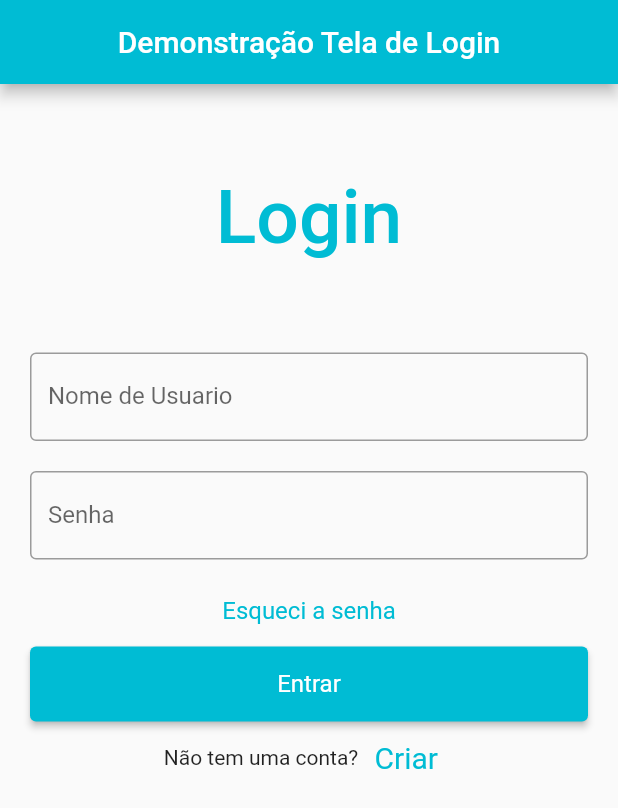
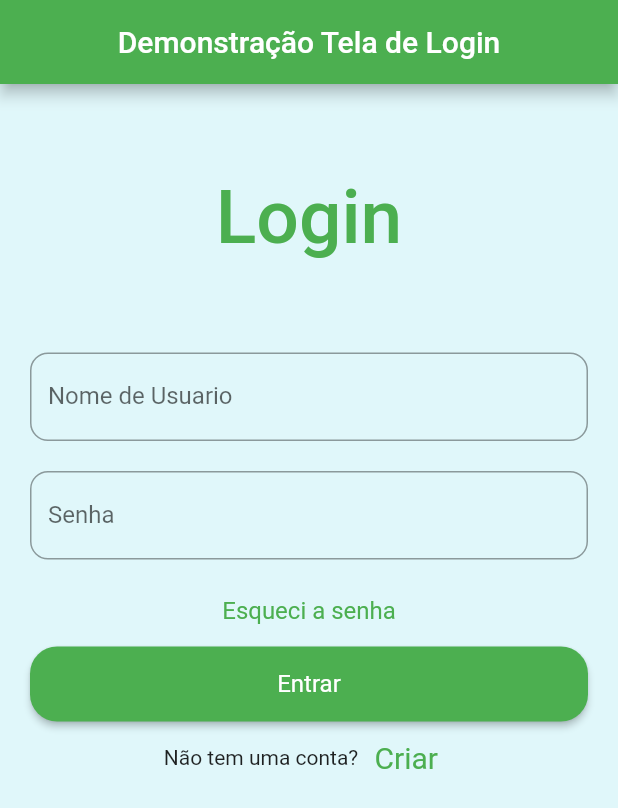
Before and after one commit to Gustavo0Henrick/FlutterTestRepos, a Flutter app: the screen it shows after launch, on a phone screen of 412 x 824 dp. Shown: the top 808 px of the screen. Run offline on Flutter 3.47's test engine with Material 2 defaults, Android fonts, the phone set to English and light mode, and no system bars.

Commit message:
Ajuste da tela de login arredondando as bordas

```diff
--- a/flutter_sandbox/lib/core/components/custom_button.dart
+++ b/flutter_sandbox/lib/core/components/custom_button.dart
@@ -14,10 +14,11 @@ class CustomButton extends StatelessWidget {
         padding: EdgeInsets.fromLTRB(10, 0, 10, 0),
         child: ElevatedButton(
             style: ElevatedButton.styleFrom(
-              textStyle: TextStyle(fontSize: font),
-              primary: Colors.cyan,
-              onPrimary: Colors.white,
-            ),
+                textStyle: TextStyle(fontSize: font),
+                primary: Colors.green,
+                onPrimary: Colors.white,
+                shape: RoundedRectangleBorder(
+                    borderRadius: BorderRadius.circular(18))),
             onPressed: () {
               print('Entrou');
             },
--- a/flutter_sandbox/lib/core/components/custom_button_text_.dart
+++ b/flutter_sandbox/lib/core/components/custom_button_text_.dart
@@ -17,7 +17,7 @@ class CustomButtonText extends StatelessWidget {
     return TextButton(
       style: TextButton.styleFrom(
         textStyle: TextStyle(fontSize: font),
-        primary: Colors.cyan,
+        primary: Colors.green,
       ),
       onPressed: onPressed, //onPressed
       child: Text(txt),
--- a/flutter_sandbox/lib/core/components/custom_container_text.dart
+++ b/flutter_sandbox/lib/core/components/custom_container_text.dart
@@ -15,7 +15,7 @@ class CustomContainerText extends StatelessWidget {
         child: Text(
           txt,
           style: TextStyle(
-              color: Colors.cyan, fontWeight: FontWeight.w500, fontSize: font),
+              color: Colors.green, fontWeight: FontWeight.w500, fontSize: font),
         ));
   }
 }
--- a/flutter_sandbox/lib/core/components/custom_container_textbox.dart
+++ b/flutter_sandbox/lib/core/components/custom_container_textbox.dart
@@ -15,7 +15,7 @@ class CustomContainerTextBox extends StatelessWidget {
         autofocus: false,
         controller: controller,
         decoration: InputDecoration(
-          border: OutlineInputBorder(),
+          border: OutlineInputBorder(borderRadius: BorderRadius.circular(12)),
           labelText: txt,
         ),
       ),
--- a/flutter_sandbox/lib/main.dart
+++ b/flutter_sandbox/lib/main.dart
@@ -9,9 +9,7 @@ class MeuApp extends StatelessWidget {
     return new MaterialApp(
       debugShowCheckedModeBanner: false,
       title: 'Flutter Login Demo',
-      theme: ThemeData(
-        primarySwatch: Colors.blue,
-      ),
+      theme: ThemeData(primarySwatch: Colors.green),
       home: LoginPage(),
     );
   }
--- a/flutter_sandbox/lib/pages/login_page.dart
+++ b/flutter_sandbox/lib/pages/login_page.dart
@@ -22,7 +22,7 @@ class _State extends State<LoginPage> {
             style: TextStyle(
               color: Colors.white,
             )),
-          backgroundColor: Colors.cyan,
+        backgroundColor: Colors.green,
       ),
       body: Padding(
           padding: EdgeInsets.all(10),
@@ -55,7 +55,9 @@ class _State extends State<LoginPage> {
                 mainAxisAlignment: MainAxisAlignment.center,
               ))
             ],
-            )));
+          )),
+      backgroundColor: Colors.cyan[50],
+    );
   }
 }
 
```
Lines whose indentation alone changed are shown as unchanged.
